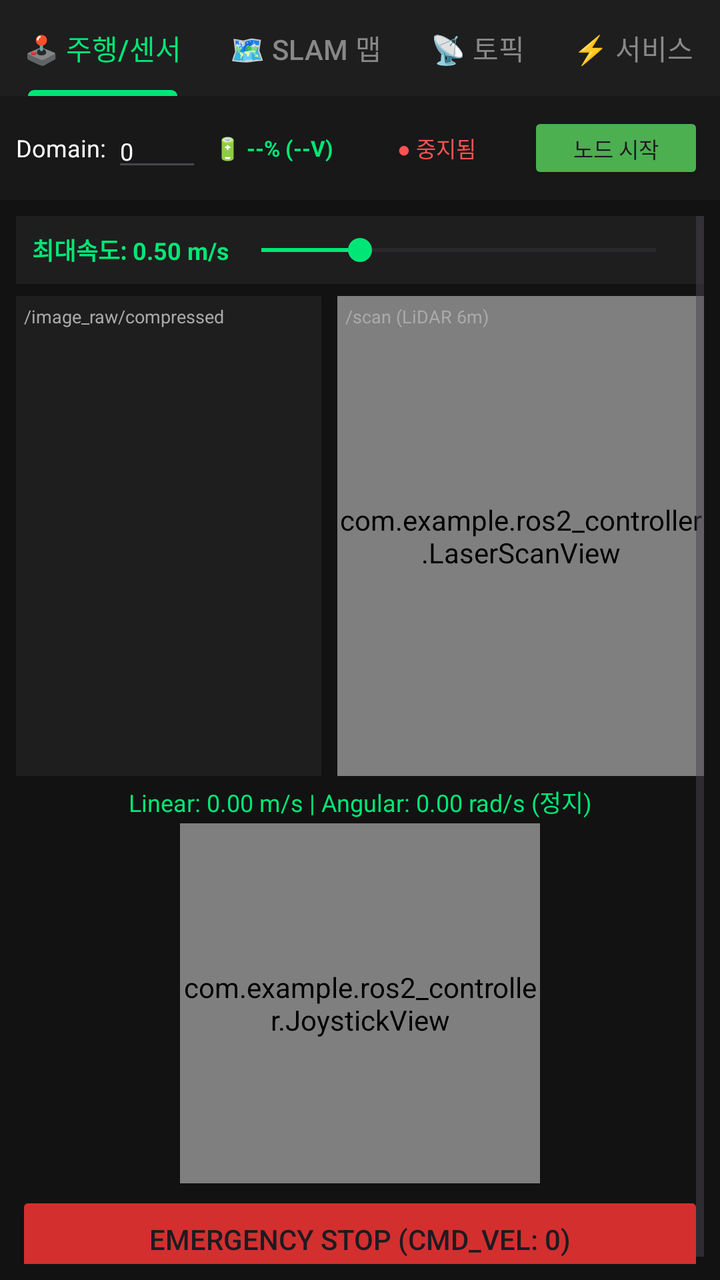
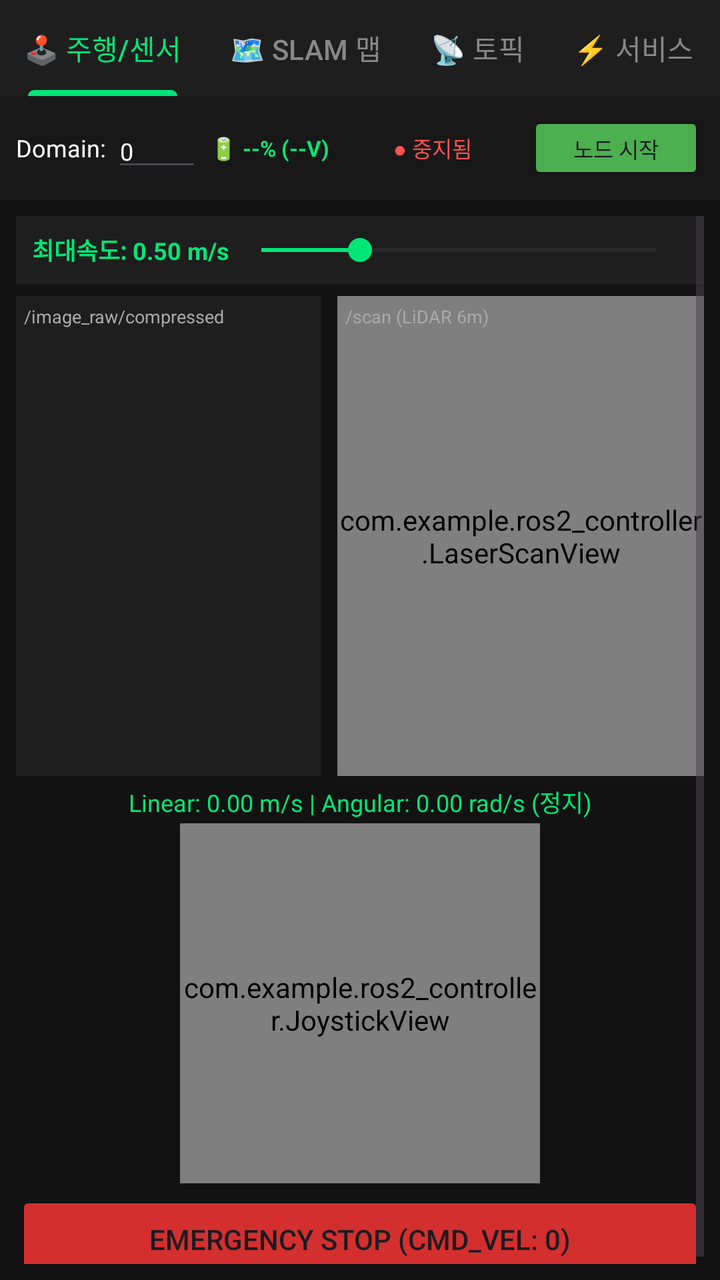

An Android layout rendered at two revisions. The XML below is the earlier revision; the diff shows what the commit changed to produce the second picture.
<!-- AndroidManifest.xml: application theme Theme.ROS2_Controller -->
<!-- res/layout/activity_main.xml -->
<?xml version="1.0" encoding="utf-8"?>
<LinearLayout
    xmlns:android="http://schemas.android.com/apk/res/android"
    xmlns:app="http://schemas.android.com/apk/res-auto"
    xmlns:tools="http://schemas.android.com/tools"
    android:id="@+id/main"
    android:layout_width="match_parent"
    android:layout_height="match_parent"
    android:orientation="vertical"
    android:background="#121212"
    tools:context=".MainActivity">

    
    <com.google.android.material.tabs.TabLayout
        android:id="@+id/tabLayout"
        android:layout_width="match_parent"
        android:layout_height="wrap_content"
        android:background="#1E1E1E"
        app:tabTextColor="#888888"
        app:tabSelectedTextColor="#00E676"
        app:tabIndicatorColor="#00E676"
        app:tabMode="scrollable">
        <com.google.android.material.tabs.TabItem
            android:layout_width="wrap_content"
            android:layout_height="wrap_content"
            android:text="🕹️ 주행/센서" />
        <com.google.android.material.tabs.TabItem
            android:layout_width="wrap_content"
            android:layout_height="wrap_content"
            android:text="🗺️ SLAM 맵" />
        <com.google.android.material.tabs.TabItem
            android:layout_width="wrap_content"
            android:layout_height="wrap_content"
            android:text="📡 토픽" />
        <com.google.android.material.tabs.TabItem
            android:layout_width="wrap_content"
            android:layout_height="wrap_content"
            android:text="⚡ 서비스" />
        <com.google.android.material.tabs.TabItem
            android:layout_width="wrap_content"
            android:layout_height="wrap_content"
            android:text="⚙️ 로그" />
    </com.google.android.material.tabs.TabLayout>

    
    <LinearLayout
        android:layout_width="match_parent"
        android:layout_height="wrap_content"
        android:orientation="horizontal"
        android:padding="8dp"
        android:background="#181818"
        android:gravity="center_vertical">

        <TextView
            android:layout_width="wrap_content"
            android:layout_height="wrap_content"
            android:text="Domain: "
            android:textColor="#FFF"
            android:textSize="12sp" />

        <EditText
            android:id="@+id/etDomainId"
            android:layout_width="45dp"
            android:layout_height="wrap_content"
            android:text="0"
            android:textColor="#FFF"
            android:inputType="number"
            android:textSize="12sp" />

        
        <TextView
            android:id="@+id/tvBatteryBadge"
            android:layout_width="wrap_content"
            android:layout_height="wrap_content"
            android:text="🔋 --% (--V)"
            android:textColor="#00E676"
            android:textSize="11sp"
            android:paddingStart="6dp"
            android:paddingEnd="6dp"
            android:textStyle="bold" />

        <TextView
            android:id="@+id/tvStatus"
            android:layout_width="0dp"
            android:layout_height="wrap_content"
            android:layout_weight="1"
            android:text="● 중지됨"
            android:textColor="#FF5252"
            android:textSize="11sp"
            android:gravity="center" />

        <Button
            android:id="@+id/btnNodeToggle"
            android:layout_width="wrap_content"
            android:layout_height="36dp"
            android:text="노드 시작"
            android:textSize="11sp"
            android:backgroundTint="#4CAF50" />
    </LinearLayout>

    <FrameLayout
        android:layout_width="match_parent"
        android:layout_height="match_parent">

        
        <ScrollView
            android:id="@+id/tabDriveSensors"
            android:layout_width="match_parent"
            android:layout_height="match_parent"
            android:padding="8dp">

            <LinearLayout
                android:layout_width="match_parent"
                android:layout_height="wrap_content"
                android:orientation="vertical">

                
                <LinearLayout
                    android:layout_width="match_parent"
                    android:layout_height="wrap_content"
                    android:orientation="horizontal"
                    android:background="#1E1E1E"
                    android:padding="8dp"
                    android:gravity="center_vertical"
                    android:layout_marginBottom="6dp">

                    <TextView
                        android:id="@+id/tvMaxSpeedLabel"
                        android:layout_width="wrap_content"
                        android:layout_height="wrap_content"
                        android:text="최대속도: 0.50 m/s"
                        android:textColor="#00E676"
                        android:textSize="12sp"
                        android:textStyle="bold" />

                    <SeekBar
                        android:id="@+id/sbMaxSpeed"
                        android:layout_width="0dp"
                        android:layout_height="wrap_content"
                        android:layout_weight="1"
                        android:max="200"
                        android:progress="50"
                        android:progressTint="#00E676"
                        android:thumbTint="#00E676" />
                </LinearLayout>

                
                <LinearLayout
                    android:layout_width="match_parent"
                    android:layout_height="240dp"
                    android:orientation="horizontal">

                    <FrameLayout
                        android:layout_width="0dp"
                        android:layout_height="match_parent"
                        android:layout_weight="1"
                        android:background="#1E1E1E"
                        android:layout_marginEnd="4dp">

                        <ImageView
                            android:id="@+id/ivCamera"
                            android:layout_width="match_parent"
                            android:layout_height="match_parent"
                            android:scaleType="fitCenter" />

                        <TextView
                            android:layout_width="wrap_content"
                            android:layout_height="wrap_content"
                            android:text="/image_raw/compressed"
                            android:textColor="#AAA"
                            android:textSize="9sp"
                            android:padding="4dp" />
                    </FrameLayout>

                    <FrameLayout
                        android:layout_width="0dp"
                        android:layout_height="match_parent"
                        android:layout_weight="1.2"
                        android:background="#1E1E1E"
                        android:layout_marginStart="4dp">

                        <com.example.ros2_controller.LaserScanView
                            android:id="@+id/laserScanView"
                            android:layout_width="match_parent"
                            android:layout_height="match_parent" />

                        <TextView
                            android:layout_width="wrap_content"
                            android:layout_height="wrap_content"
                            android:text="/scan (LiDAR 6m)"
                            android:textColor="#AAA"
                            android:textSize="9sp"
                            android:padding="4dp" />
                    </FrameLayout>
                </LinearLayout>

                
                <TextView
                    android:id="@+id/tvVelocity"
                    android:layout_width="match_parent"
                    android:layout_height="wrap_content"
                    android:text="Linear: 0.00 m/s | Angular: 0.00 rad/s (정지)"
                    android:textColor="#00E676"
                    android:gravity="center"
                    android:layout_marginTop="4dp"
                    android:textSize="12sp" />

                
                <com.example.ros2_controller.JoystickView
                    android:id="@+id/joystickView"
                    android:layout_width="180dp"
                    android:layout_height="180dp"
                    android:layout_gravity="center_horizontal"
                    android:layout_marginTop="2dp" />

                
                <Button
                    android:id="@+id/btnEmergencyStop"
                    android:layout_width="match_parent"
                    android:layout_height="wrap_content"
                    android:text="EMERGENCY STOP (cmd_vel: 0)"
                    android:backgroundTint="#D32F2F"
                    android:layout_marginTop="4dp" />
            </LinearLayout>
        </ScrollView>

        
        <LinearLayout
            android:id="@+id/tabMapNav"
            android:layout_width="match_parent"
            android:layout_height="match_parent"
            android:orientation="vertical"
            android:padding="8dp"
            android:visibility="gone">

            
            <LinearLayout
                android:layout_width="match_parent"
                android:layout_height="wrap_content"
                android:orientation="horizontal"
                android:gravity="center_vertical"
                android:background="#1E1E1E"
                android:padding="6dp"
                android:layout_marginBottom="4dp">

                <TextView
                    android:id="@+id/tvSelectedGoalPos"
                    android:layout_width="0dp"
                    android:layout_height="wrap_content"
                    android:layout_weight="1"
                    android:text="지도 터치 시 목표 지점 설정"
                    android:textColor="#00E676"
                    android:textSize="11sp" />

                <Button
                    android:id="@+id/btnSendNavGoal"
                    android:layout_width="wrap_content"
                    android:layout_height="36dp"
                    android:text="Nav2 Goal 전송"
                    android:textSize="11sp"
                    android:backgroundTint="#00E676"
                    android:textColor="#000"
                    android:textStyle="bold" />
            </LinearLayout>

            
            <FrameLayout
                android:layout_width="match_parent"
                android:layout_height="0dp"
                android:layout_weight="1"
                android:background="#181818">

                <com.example.ros2_controller.MapView
                    android:id="@+id/mapView"
                    android:layout_width="match_parent"
                    android:layout_height="match_parent" />
            </FrameLayout>
        </LinearLayout>

        
        <LinearLayout
            android:id="@+id/tabTopics"
            android:layout_width="match_parent"
            android:layout_height="match_parent"
            android:orientation="vertical"
            android:padding="10dp"
            android:visibility="gone">

            <TextView
                android:layout_width="wrap_content"
                android:layout_height="wrap_content"
                android:text="📤 토픽 퍼블리시 (Publish)"
                android:textColor="#00E676"
                android:textSize="13sp"
                android:textStyle="bold" />

            <LinearLayout
                android:layout_width="match_parent"
                android:layout_height="wrap_content"
                android:orientation="horizontal"
                android:gravity="center_vertical"
                android:layout_marginTop="2dp">

                <TextView
                    android:layout_width="wrap_content"
                    android:layout_height="wrap_content"
                    android:text="목록: "
                    android:textColor="#AAA"
                    android:textSize="11sp" />

                <Spinner
                    android:id="@+id/spnPubTopics"
                    android:layout_width="0dp"
                    android:layout_height="wrap_content"
                    android:layout_weight="1"
                    android:backgroundTint="#00E676" />
            </LinearLayout>

            <LinearLayout
                android:layout_width="match_parent"
                android:layout_height="wrap_content"
                android:orientation="horizontal"
                android:layout_marginTop="2dp">

                <EditText
                    android:id="@+id/etCustomTopicName"
                    android:layout_width="0dp"
                    android:layout_height="wrap_content"
                    android:layout_weight="1.2"
                    android:hint="토픽명 입력"
                    android:text="/chatter"
                    android:textColor="#FFF"
                    android:textColorHint="#777"
                    android:textSize="12sp" />

                <EditText
                    android:id="@+id/etCustomTopicMsg"
                    android:layout_width="0dp"
                    android:layout_height="wrap_content"
                    android:layout_weight="1.8"
                    android:hint="보낼 문자열"
                    android:text="Hello from Android!"
                    android:textColor="#FFF"
                    android:textColorHint="#777"
                    android:textSize="12sp" />

                <Button
                    android:id="@+id/btnPublishCustomTopic"
                    android:layout_width="wrap_content"
                    android:layout_height="wrap_content"
                    android:text="전송"
                    android:textSize="11sp"
                    android:backgroundTint="#2196F3" />
            </LinearLayout>

            <LinearLayout
                android:layout_width="match_parent"
                android:layout_height="wrap_content"
                android:orientation="horizontal"
                android:gravity="center_vertical"
                android:layout_marginTop="10dp">

                <TextView
                    android:layout_width="0dp"
                    android:layout_height="wrap_content"
                    android:layout_weight="1"
                    android:text="📥 수신 모니터링 (최근 20개)"
                    android:textColor="#00E676"
                    android:textSize="13sp"
                    android:textStyle="bold" />

                <Button
                    android:id="@+id/btnClearTopicLog"
                    android:layout_width="wrap_content"
                    android:layout_height="32dp"
                    android:text="지우기"
                    android:textSize="10sp"
                    android:backgroundTint="#424242" />
            </LinearLayout>

            <LinearLayout
                android:layout_width="match_parent"
                android:layout_height="wrap_content"
                android:orientation="horizontal"
                android:gravity="center_vertical"
                android:layout_marginTop="2dp">

                <TextView
                    android:layout_width="wrap_content"
                    android:layout_height="wrap_content"
                    android:text="수신 토픽: "
                    android:textColor="#AAA"
                    android:textSize="11sp" />

                <Spinner
                    android:id="@+id/spnSubTopics"
                    android:layout_width="0dp"
                    android:layout_height="wrap_content"
                    android:layout_weight="1"
                    android:backgroundTint="#00E676" />

                <Button
                    android:id="@+id/btnApplySubTopic"
                    android:layout_width="wrap_content"
                    android:layout_height="32dp"
                    android:text="적용"
                    android:textSize="10sp"
                    android:backgroundTint="#FF9800" />
            </LinearLayout>

            <ScrollView
                android:id="@+id/svTopicEcho"
                android:layout_width="match_parent"
                android:layout_height="0dp"
                android:layout_weight="1"
                android:background="#181818"
                android:padding="6dp"
                android:layout_marginTop="4dp">

                <TextView
                    android:id="@+id/tvTopicEcho"
                    android:layout_width="match_parent"
                    android:layout_height="wrap_content"
                    android:textColor="#81C784"
                    android:textSize="11sp"
                    android:fontFamily="monospace"
                    android:text="[토픽 수신 대기 중...]\n" />
            </ScrollView>
        </LinearLayout>

        
        <LinearLayout
            android:id="@+id/tabServices"
            android:layout_width="match_parent"
            android:layout_height="match_parent"
            android:orientation="vertical"
            android:padding="12dp"
            android:visibility="gone">

            <TextView
                android:layout_width="wrap_content"
                android:layout_height="wrap_content"
                android:text="서비스 호출 (Service Call)"
                android:textColor="#00E676"
                android:textSize="13sp"
                android:textStyle="bold" />

            <LinearLayout
                android:layout_width="match_parent"
                android:layout_height="wrap_content"
                android:orientation="horizontal"
                android:layout_marginTop="4dp">

                <EditText
                    android:id="@+id/etServiceName"
                    android:layout_width="0dp"
                    android:layout_height="wrap_content"
                    android:layout_weight="1"
                    android:hint="서비스 이름 (예: /reset)"
                    android:text="/reset"
                    android:textColor="#FFF"
                    android:textColorHint="#777"
                    android:textSize="12sp" />

                <Button
                    android:id="@+id/btnCallService"
                    android:layout_width="wrap_content"
                    android:layout_height="wrap_content"
                    android:text="서비스 호출"
                    android:textSize="11sp"
                    android:backgroundTint="#FF9800" />
            </LinearLayout>

            <TextView
                android:layout_width="wrap_content"
                android:layout_height="wrap_content"
                android:text="퀵 커맨드 (Quick Commands)"
                android:textColor="#AAA"
                android:textSize="11sp"
                android:layout_marginTop="12dp" />

            <LinearLayout
                android:layout_width="match_parent"
                android:layout_height="wrap_content"
                android:orientation="horizontal"
                android:layout_marginTop="4dp">

                <Button
                    android:id="@+id/btnQuickResetOdom"
                    android:layout_width="0dp"
                    android:layout_height="wrap_content"
                    android:layout_weight="1"
                    android:text="Odom Reset"
                    android:textSize="11sp"
                    android:backgroundTint="#424242"
                    android:layout_marginEnd="4dp" />

                <Button
                    android:id="@+id/btnQuickClearCostmap"
                    android:layout_width="0dp"
                    android:layout_height="wrap_content"
                    android:layout_weight="1"
                    android:text="Clear Costmap"
                    android:textSize="11sp"
                    android:backgroundTint="#424242"
                    android:layout_marginStart="4dp" />
            </LinearLayout>

            <ScrollView
                android:layout_width="match_parent"
                android:layout_height="0dp"
                android:layout_weight="1"
                android:background="#1E1E1E"
                android:layout_marginTop="8dp"
                android:padding="8dp">

                <TextView
                    android:id="@+id/tvServiceResult"
                    android:layout_width="match_parent"
                    android:layout_height="wrap_content"
                    android:textColor="#FFF"
                    android:textSize="11sp"
                    android:fontFamily="monospace"
                    android:text="서비스 응답 결과가 여기에 표시됩니다." />
            </ScrollView>
        </LinearLayout>

        
        <LinearLayout
            android:id="@+id/tabLogs"
            android:layout_width="match_parent"
            android:layout_height="match_parent"
            android:orientation="vertical"
            android:padding="12dp"
            android:visibility="gone">

            <LinearLayout
                android:layout_width="match_parent"
                android:layout_height="wrap_content"
                android:orientation="horizontal"
                android:gravity="center_vertical">

                <TextView
                    android:layout_width="0dp"
                    android:layout_height="wrap_content"
                    android:layout_weight="1"
                    android:text="DDS 실시간 통신 콘솔"
                    android:textColor="#00E676"
                    android:textSize="13sp"
                    android:textStyle="bold" />

                <Button
                    android:id="@+id/btnClearLog"
                    android:layout_width="wrap_content"
                    android:layout_height="wrap_content"
                    android:text="로그 지우기"
                    android:backgroundTint="#555"
                    android:textSize="11sp" />
            </LinearLayout>

            <ScrollView
                android:id="@+id/svLogScroll"
                android:layout_width="match_parent"
                android:layout_height="0dp"
                android:layout_weight="1"
                android:background="#0A0A0A"
                android:layout_marginTop="6dp"
                android:padding="6dp">

                <TextView
                    android:id="@+id/tvLogConsole"
                    android:layout_width="match_parent"
                    android:layout_height="wrap_content"
                    android:textColor="#A5D6A7"
                    android:textSize="11sp"
                    android:fontFamily="monospace"
                    android:text="[DDS Console Ready]\n" />
            </ScrollView>
        </LinearLayout>

    </FrameLayout>
</LinearLayout>
<!-- resources referenced by this layout -->
<resources>
  <style name="Theme.ROS2_Controller" parent="Base.Theme.ROS2_Controller" />
  <style name="Base.Theme.ROS2_Controller" parent="Theme.Material3.DayNight.NoActionBar">
          
          
      </style>
</resources>

<!-- the commit's change to res/layout/activity_main.xml (unified diff, before → after) -->
@@ -67,7 +67,6 @@
             android:inputType="number"
             android:textSize="12sp" />
 
-        
         <TextView
             android:id="@+id/tvBatteryBadge"
             android:layout_width="wrap_content"
@@ -75,8 +74,8 @@
             android:text="🔋 --% (--V)"
             android:textColor="#00E676"
             android:textSize="11sp"
-            android:paddingStart="6dp"
-            android:paddingEnd="6dp"
+            android:paddingStart="4dp"
+            android:paddingEnd="4dp"
             android:textStyle="bold" />
 
         <TextView
@@ -114,7 +113,6 @@
                 android:layout_height="wrap_content"
                 android:orientation="vertical">
 
-                
                 <LinearLayout
                     android:layout_width="match_parent"
                     android:layout_height="wrap_content"
@@ -144,7 +142,6 @@
                         android:thumbTint="#00E676" />
                 </LinearLayout>
 
-                
                 <LinearLayout
                     android:layout_width="match_parent"
                     android:layout_height="240dp"
@@ -194,7 +191,6 @@
                     </FrameLayout>
                 </LinearLayout>
 
-                
                 <TextView
                     android:id="@+id/tvVelocity"
                     android:layout_width="match_parent"
@@ -205,7 +201,6 @@
                     android:layout_marginTop="4dp"
                     android:textSize="12sp" />
 
-                
                 <com.example.ros2_controller.JoystickView
                     android:id="@+id/joystickView"
                     android:layout_width="180dp"
@@ -213,7 +208,6 @@
                     android:layout_gravity="center_horizontal"
                     android:layout_marginTop="2dp" />
 
-                
                 <Button
                     android:id="@+id/btnEmergencyStop"
                     android:layout_width="match_parent"
@@ -230,8 +224,63 @@
             android:layout_width="match_parent"
             android:layout_height="match_parent"
             android:orientation="vertical"
-            android:padding="8dp"
+            android:padding="6dp"
             android:visibility="gone">
+
+            
+            <LinearLayout
+                android:layout_width="match_parent"
+                android:layout_height="wrap_content"
+                android:orientation="horizontal"
+                android:gravity="center_vertical"
+                android:layout_marginBottom="4dp">
+
+                <Button
+                    android:id="@+id/btnModeSingleGoal"
+                    android:layout_width="0dp"
+                    android:layout_height="34dp"
+                    android:layout_weight="1"
+                    android:text="목적지"
+                    android:textSize="10sp"
+                    android:backgroundTint="#00E676"
+                    android:textColor="#000"
+                    android:layout_marginEnd="1dp" />
+
+                <Button
+                    android:id="@+id/btnModeWaypoints"
+                    android:layout_width="0dp"
+                    android:layout_height="34dp"
+                    android:layout_weight="1"
+                    android:text="경유지"
+                    android:textSize="10sp"
+                    android:backgroundTint="#424242"
+                    android:textColor="#FFF"
+                    android:layout_marginStart="1dp"
+                    android:layout_marginEnd="1dp" />
+
+                <Button
+                    android:id="@+id/btnModeInitialPose"
+                    android:layout_width="0dp"
+                    android:layout_height="34dp"
+                    android:layout_weight="1"
+                    android:text="위치추정"
+                    android:textSize="10sp"
+                    android:backgroundTint="#424242"
+                    android:textColor="#FFF"
+                    android:layout_marginStart="1dp"
+                    android:layout_marginEnd="1dp" />
+
+                <Button
+                    android:id="@+id/btnCancelNav"
+                    android:layout_width="0dp"
+                    android:layout_height="34dp"
+                    android:layout_weight="1.2"
+                    android:text="취소"
+                    android:textSize="10sp"
+                    android:backgroundTint="#D32F2F"
+                    android:textColor="#FFF"
+                    android:layout_marginStart="1dp" />
+            </LinearLayout>
 
             
             <LinearLayout
@@ -248,22 +297,30 @@
                     android:layout_width="0dp"
                     android:layout_height="wrap_content"
                     android:layout_weight="1"
-                    android:text="지도 터치 시 목표 지점 설정"
+                    android:text="단일 목표 모드: 지도 터치&amp;드래그로 목표 설정"
                     android:textColor="#00E676"
                     android:textSize="11sp" />
 
                 <Button
+                    android:id="@+id/btnClearMapWaypoints"
+                    android:layout_width="wrap_content"
+                    android:layout_height="32dp"
+                    android:text="초기화"
+                    android:textSize="10sp"
+                    android:backgroundTint="#555"
+                    android:layout_marginEnd="4dp" />
+
+                <Button
                     android:id="@+id/btnSendNavGoal"
                     android:layout_width="wrap_content"
-                    android:layout_height="36dp"
-                    android:text="Nav2 Goal 전송"
-                    android:textSize="11sp"
+                    android:layout_height="32dp"
+                    android:text="Goal 전송"
+                    android:textSize="10sp"
                     android:backgroundTint="#00E676"
                     android:textColor="#000"
                     android:textStyle="bold" />
             </LinearLayout>
 
-            
             <FrameLayout
                 android:layout_width="match_parent"
                 android:layout_height="0dp"
@@ -313,7 +370,8 @@
                     android:layout_width="0dp"
                     android:layout_height="wrap_content"
                     android:layout_weight="1"
-                    android:backgroundTint="#00E676" />
+                    android:backgroundTint="#00E676"
+                    android:theme="@style/ThemeOverlay.AppCompat.Dark" />
             </LinearLayout>
 
             <LinearLayout
@@ -397,7 +455,8 @@
                     android:layout_width="0dp"
                     android:layout_height="wrap_content"
                     android:layout_weight="1"
-                    android:backgroundTint="#00E676" />
+                    android:backgroundTint="#00E676"
+                    android:theme="@style/ThemeOverlay.AppCompat.Dark" />
 
                 <Button
                     android:id="@+id/btnApplySubTopic"
